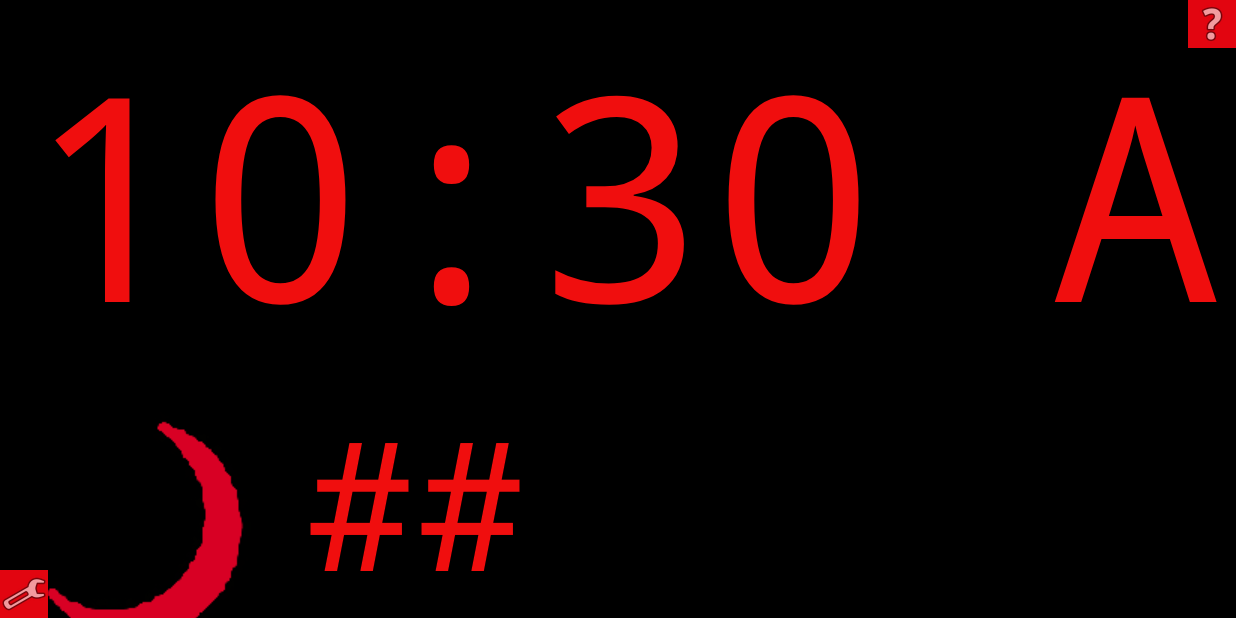
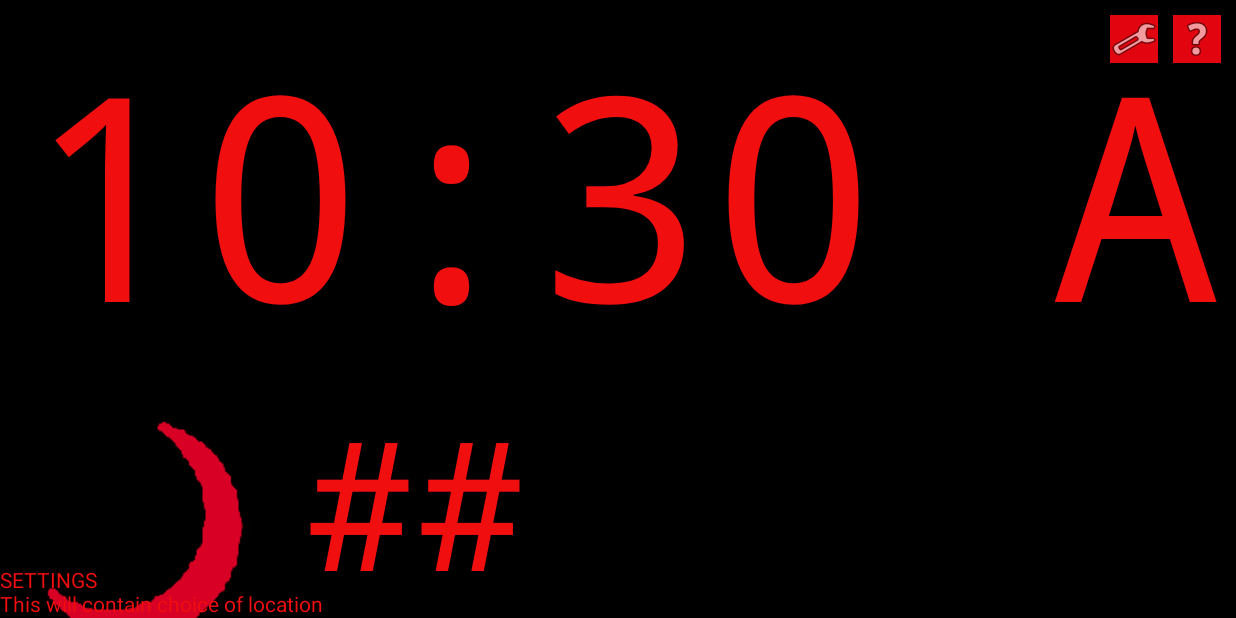
Before and after one commit to Ka-Ma/ClockInfo, an Android app: the fragment SettingsFragment placed in its activity, on a phone screen of 824 x 412 dp (held sideways). Run offline under Robolectric (Android 15) with nearby library versions, the phone set to English and light mode, and no system bars; libraries missing offline, so code that uses them is left out: org.apache.commons; 15 statements that could not run were skipped.

Commit message:
altered setting and help to end up launching activities from buttons in main activity

```diff
--- a/app/src/main/java/kama/clockinfo/HelpFragment.java
+++ b/app/src/main/java/kama/clockinfo/HelpFragment.java
@@ -15,7 +15,6 @@ import java.util.Date;
  */
 
 public class HelpFragment extends Fragment {
-    ImageButton mHelpButton;
 
     public static HelpFragment newInstance(){
         HelpFragment f = new HelpFragment();
@@ -47,8 +46,7 @@ public class HelpFragment extends Fragment {
         View v = getActivity().findViewById(R.id.helpFragmentFrame);
 
         //link member variables to layout items
-        mHelpButton = v.findViewById(R.id.helpBtn);
-
+        //TODO add help information
     }
 
     @Override
@@ -57,7 +55,7 @@ public class HelpFragment extends Fragment {
 
         Log.d("myApp", "help frag started");
 
-        //TODO add onclick to help button
+
     }
 
     @Override
--- a/app/src/main/java/kama/clockinfo/MainActivity.java
+++ b/app/src/main/java/kama/clockinfo/MainActivity.java
@@ -6,8 +6,13 @@ import android.support.v7.app.AppCompatActivity;
 import android.os.Bundle;
 import android.util.Log;
 import android.view.View;
+import android.widget.ImageButton;
+import android.widget.Toast;
 
 public class MainActivity extends AppCompatActivity {
+
+    ImageButton mHelpBtn;
+    ImageButton mSettingsBtn;
 
     @Override
     protected void onCreate(Bundle savedInstanceState) {
@@ -23,20 +28,23 @@ public class MainActivity extends AppCompatActivity {
         //ActionBar actionBar = getActionBar();
         //actionBar.hide();
 
-        //Handler to refresh the day and date textviews on the new day.
+        View v = findViewById(R.id.mainView);
+
+        mHelpBtn = v.findViewById(R.id.helpBtn);
+        mSettingsBtn = v.findViewById(R.id.settingsBtn);
 
         if (savedInstanceState == null) {
             ClockFragment clockFragment = ClockFragment.newInstance();
             InfoFragment infoFragment = InfoFragment.newInstance();
             DateFragment dateFragment = DateFragment.newInstance();
-            HelpFragment helpFragment = HelpFragment.newInstance();
-            SettingsFragment settingsFragment = SettingsFragment.newInstance();
+            //HelpFragment helpFragment = HelpFragment.newInstance();
+            //SettingsFragment settingsFragment = SettingsFragment.newInstance();
             FragmentTransaction ft = getSupportFragmentManager().beginTransaction();
             ft.add(R.id.topFragmentFrame, clockFragment, "Top");
             ft.add(R.id.middleFragmentFrame, infoFragment, "middle");
             ft.add(R.id.bottomFragmentFrame, dateFragment, "bottom");
-            ft.add(R.id.helpFragmentFrame, helpFragment, "help");
-            ft.add(R.id.settingsFragmentFrame, helpFragment, "settings");
+            //ft.add(R.id.helpFragmentFrame, helpFragment, "help");
+            //ft.add(R.id.settingsFragmentFrame, helpFragment, "settings");
             ft.commit();
         }
     }
@@ -46,6 +54,26 @@ public class MainActivity extends AppCompatActivity {
         super.onResume();
 
         Log.d("myApp", "resuming main activity");
+
+        mHelpBtn.setOnClickListener(new View.OnClickListener(){
+            public void onClick(View v){
+                //TODO add action to help button
+                //another fragment/activity within which will document relevent stuff,
+                //eg: the fact that the current observations are sometimes posted quite late.
+
+                Toast.makeText(getApplicationContext(), "this is the help button", Toast.LENGTH_SHORT).show();
+            }
+        });
+
+        mSettingsBtn.setOnClickListener(new View.OnClickListener(){
+            public void onClick(View v){
+                //TODO add action to settings button
+                //another fragment/activity within which you can select from a list of available
+                //areas for observations and forecast
+
+                Toast.makeText(getApplicationContext(), "this is the settings button", Toast.LENGTH_SHORT).show();
+            }
+        });
     }
 
 }
--- a/app/src/main/java/kama/clockinfo/SettingsFragment.java
+++ b/app/src/main/java/kama/clockinfo/SettingsFragment.java
@@ -13,7 +13,7 @@ import android.widget.ImageButton;
  */
 
 public class SettingsFragment extends Fragment {
-    ImageButton mSettingsButton;
+
 
 
     public static SettingsFragment newInstance(){
@@ -46,7 +46,7 @@ public class SettingsFragment extends Fragment {
         View v = getActivity().findViewById(R.id.settingsFragmentFrame);
 
         //link member variables to layout items
-        mSettingsButton = v.findViewById(R.id.settingsBtn);
+        //TODO add settings options
 
     }
 
@@ -56,12 +56,7 @@ public class SettingsFragment extends Fragment {
 
         Log.d("myApp", "settings frag started");
 
-        mSettingsButton.setOnClickListener(new View.OnClickListener(){
-            public void onClick(View v){
-                //TODO add action to settings button
-                //another fragment within which you can select from a list of available areas for observations and forecast
-            }
-        });
+
     }
 
     @Override
--- a/app/src/main/res/layout-land/activity_help.xml
+++ b/app/src/main/res/layout-land/activity_help.xml
@@ -5,15 +5,10 @@
     android:layout_height="match_parent">
 
 
-    <ImageButton
-        android:id="@+id/helpBtn"
+    <TextView
+        android:id="@+id/helpContent"
         android:layout_width="wrap_content"
         android:layout_height="wrap_content"
-        android:maxHeight="45dp"
-        android:maxWidth="45dp"
-        android:background="@color/colorPrimary"
-        android:src="@android:drawable/ic_menu_help"
-
-        />
+        android:text="HELP\nThe observations are supposed to be updated every half hour but sometimes it's late."/>
 
 </RelativeLayout>
--- a/app/src/main/res/layout-land/activity_main.xml
+++ b/app/src/main/res/layout-land/activity_main.xml
@@ -4,7 +4,36 @@
     xmlns:app="http://schemas.android.com/apk/res-auto"
     android:orientation="vertical"
     android:layout_width="match_parent"
-    android:layout_height="match_parent">
+    android:layout_height="match_parent"
+    android:id="@+id/mainView">
+
+    <ImageButton
+        android:id="@+id/helpBtn"
+        android:layout_width="wrap_content"
+        android:layout_height="wrap_content"
+        android:layout_margin="10dp"
+        android:adjustViewBounds="false"
+        android:background="@color/colorPrimary"
+        android:maxHeight="100dp"
+        android:maxWidth="100dp"
+        android:src="@android:drawable/ic_menu_help"
+        app:layout_constraintRight_toRightOf="parent"
+
+        app:layout_constraintTop_toTopOf="parent" />
+
+    <ImageButton
+        android:id="@+id/settingsBtn"
+        android:layout_width="wrap_content"
+        android:layout_height="wrap_content"
+        android:maxHeight="100dp"
+        android:maxWidth="100dp"
+        android:layout_margin="10dp"
+        android:background="@color/colorPrimary"
+        android:src="@android:drawable/ic_menu_preferences"
+        app:layout_constraintRight_toLeftOf="@id/helpBtn"
+        app:layout_constraintTop_toTopOf="parent"
+
+        />
 
     <FrameLayout
         android:id="@+id/topFragmentFrame"
--- a/app/src/main/res/layout-land/activity_settings.xml
+++ b/app/src/main/res/layout-land/activity_settings.xml
@@ -5,15 +5,10 @@
     android:layout_height="match_parent">
 
 
-    <ImageButton
-        android:id="@+id/settingsBtn"
+    <TextView
+        android:id="@+id/settingContent"
         android:layout_width="wrap_content"
         android:layout_height="wrap_content"
-        android:maxHeight="45dp"
-        android:maxWidth="45dp"
-        android:background="@color/colorPrimary"
-        android:src="@android:drawable/ic_menu_preferences"
-
-        />
+        android:text="SETTINGS\nThis will contain choice of location"/>
 
 </RelativeLayout>
```
